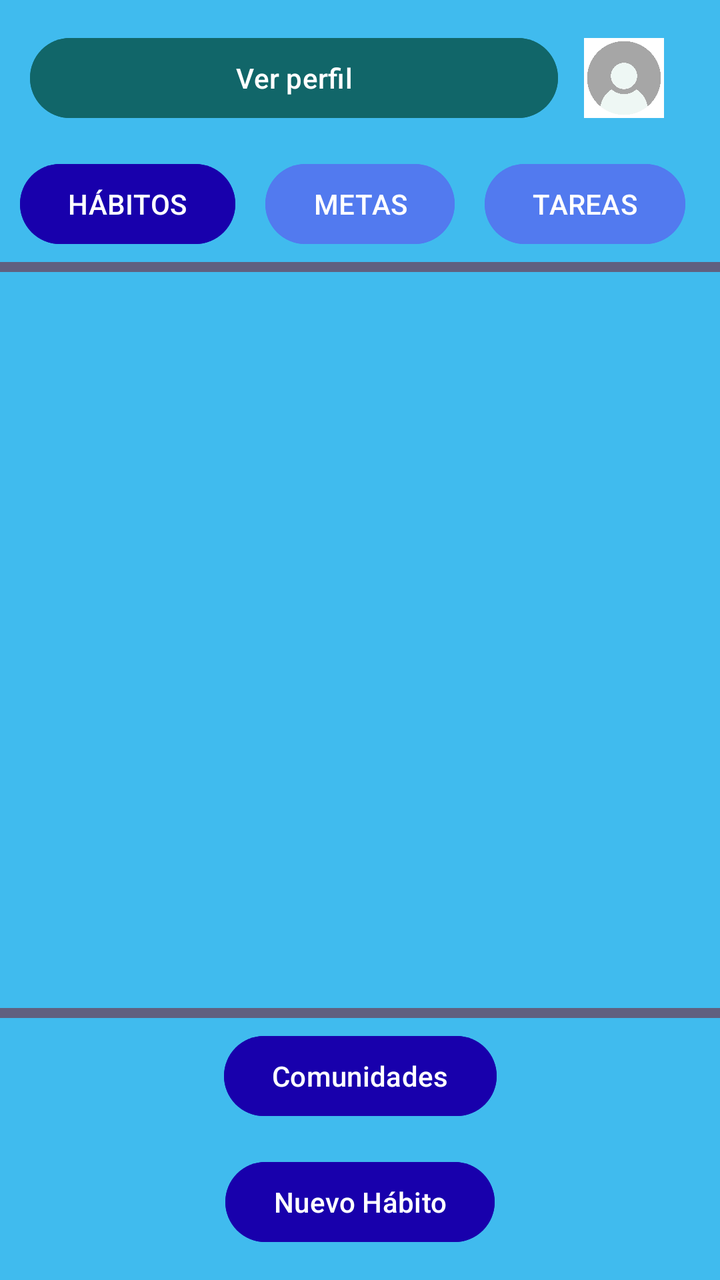
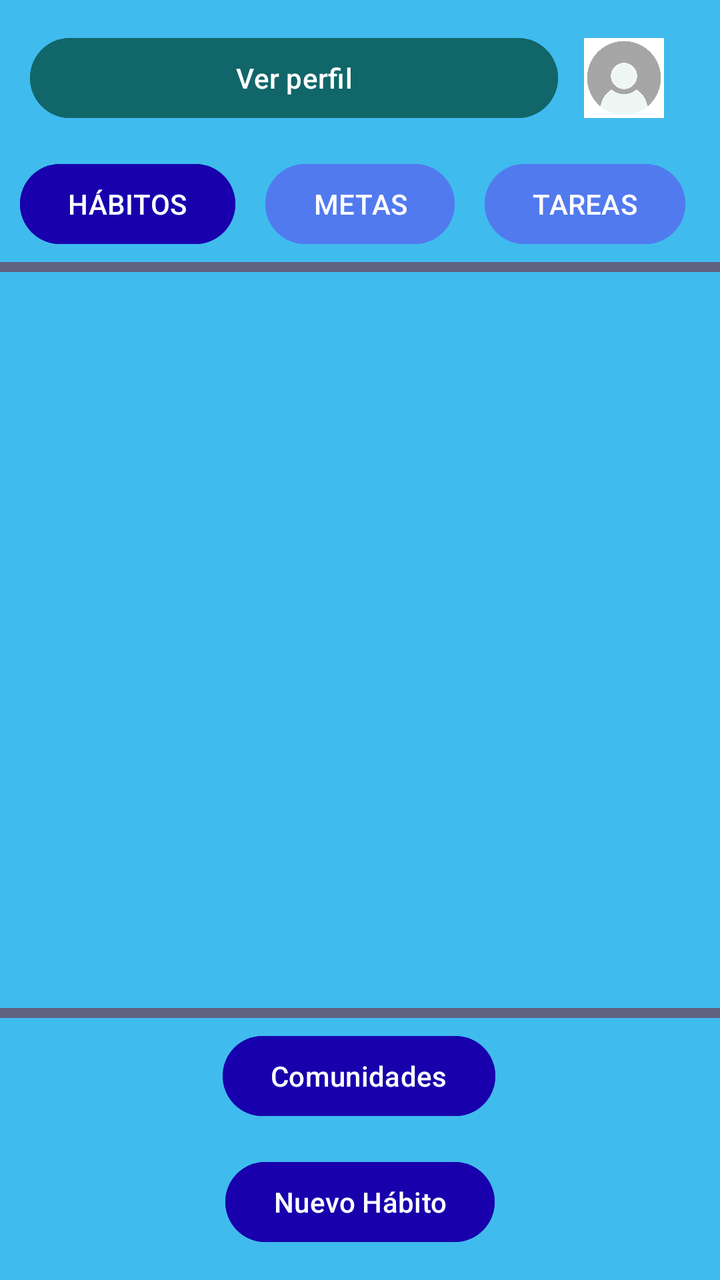

Screens rendered from an Android XML layout before and after an edit, with the pre-edit source and the edit as a unified diff.
<!-- AndroidManifest.xml: application theme Theme.SuperSexiBoys -->
<!-- res/layout/activity_habitos.xml -->
<?xml version="1.0" encoding="utf-8"?>
<androidx.constraintlayout.widget.ConstraintLayout xmlns:android="http://schemas.android.com/apk/res/android"
    xmlns:app="http://schemas.android.com/apk/res-auto"
    xmlns:tools="http://schemas.android.com/tools"
    android:id="@+id/main"
    android:layout_width="match_parent"
    android:layout_height="match_parent"
    android:background="@color/celeste"
    tools:context=".HabitosActivity">
    <LinearLayout
        android:id="@+id/identifica_usuario"
        app:layout_constraintTop_toTopOf="parent"
        app:layout_constraintStart_toStartOf="parent"
        android:layout_width="match_parent"
        android:weightSum="10"
        android:gravity="center"
        android:orientation="horizontal"
        android:layout_margin="15dp"
        android:layout_height="wrap_content">
        <Button
            android:id="@+id/ver_perfil_button"
            android:layout_weight="8"
            android:layout_width="0dp"
            android:text="@string/ver_perfil"
            android:backgroundTint="@color/verde_oscuro"
            android:layout_height="wrap_content"/>
        <ImageView
            android:id="@+id/imagen_perfil"
            android:layout_width="0dp"
            android:layout_weight="2"
            android:layout_height="40dp"
            android:src="@drawable/perfilvacio"/>
    </LinearLayout>


    <Button
        app:layout_constraintTop_toBottomOf="@+id/identifica_usuario"
        app:layout_constraintEnd_toStartOf="@+id/metas_button"
        android:layout_width="wrap_content"
        android:text="@string/habitos"
        android:layout_margin="15dp"
        android:backgroundTint="@color/azul_oscuro"
        android:layout_height="wrap_content"/>

    <Button
        android:id="@+id/metas_button"
        android:layout_width="wrap_content"
        android:layout_height="wrap_content"
        android:layout_margin="15dp"
        android:layout_marginTop="12dp"
        android:backgroundTint="@color/azul_pastel"
        android:text="@string/metas"
        app:layout_constraintEnd_toEndOf="parent"
        app:layout_constraintStart_toStartOf="parent"
        app:layout_constraintTop_toBottomOf="@+id/identifica_usuario" />

    <Button
        android:id="@+id/tareas_button"
        app:layout_constraintTop_toBottomOf="@+id/identifica_usuario"
        app:layout_constraintStart_toEndOf="@id/metas_button"
        android:layout_width="wrap_content"
        android:text="@string/tareas"
        android:layout_margin="15dp"
        android:backgroundTint="@color/azul_pastel"
        android:layout_height="wrap_content"/>
    <TextView
        android:id="@+id/linea"
        android:layout_width="match_parent"
        android:layout_height="5dp"
        android:layout_marginTop="5dp"
        android:layout_marginBottom="5dp"
        app:layout_constraintTop_toBottomOf="@+id/metas_button"
        app:layout_constraintStart_toStartOf="parent"
        app:layout_constraintEnd_toEndOf="parent"
        android:background="@color/plomo_oscuro"/>
    
    <androidx.recyclerview.widget.RecyclerView
        android:id="@+id/recycler_habitos"
        android:layout_width="match_parent"
        android:layout_height="0dp"
        app:layout_constraintTop_toBottomOf="@+id/linea"
        app:layout_constraintBottom_toTopOf="@+id/linea2"/>

    <Button
        android:id="@+id/nuevo_habito_button"
        app:layout_constraintBottom_toBottomOf="parent"
        app:layout_constraintStart_toStartOf="parent"
        app:layout_constraintEnd_toEndOf="parent"
        android:layout_width="wrap_content"
        android:text="@string/nuevo_habito"
        android:layout_margin="15dp"
        android:backgroundTint="@color/azul_oscuro"
        android:layout_height="wrap_content"/>
    <Button
        android:id="@+id/comunidades"
        app:layout_constraintBottom_toTopOf="@+id/nuevo_habito_button"
        app:layout_constraintStart_toStartOf="parent"
        app:layout_constraintEnd_toEndOf="parent"
        android:layout_width="wrap_content"
        android:text="@string/comunidades"
        android:layout_margin="15dp"
        android:backgroundTint="@color/azul_oscuro"
        android:layout_height="wrap_content"/>
    <TextView
        android:id="@+id/linea2"
        android:layout_width="match_parent"
        android:layout_height="5dp"
        android:layout_marginTop="5dp"
        android:layout_marginBottom="5dp"
        app:layout_constraintBottom_toTopOf="@+id/comunidades"
        android:background="@color/plomo_oscuro"/>
</androidx.constraintlayout.widget.ConstraintLayout>
<!-- resources referenced by this layout -->
<resources>
  <color name="azul_oscuro">#1800AC</color>
  <color name="azul_pastel">#527AEF</color>
  <color name="celeste">#40BBEE</color>
  <color name="plomo_oscuro">#606080</color>
  <color name="verde_oscuro">#116669</color>
  <!-- drawable perfilvacio: jpg bitmap (drawable, 13526 bytes) -->
  <string name="comunidades">Comunidades</string>
  <string name="habitos">HÁBITOS</string>
  <string name="metas">METAS</string>
  <string name="nuevo_habito">Nuevo Hábito</string>
  <string name="tareas">TAREAS</string>
  <string name="ver_perfil">Ver perfil</string>
  <style name="Theme.SuperSexiBoys" parent="Base.Theme.SuperSexiBoys" />
  <style name="Base.Theme.SuperSexiBoys" parent="Theme.Material3.DayNight.NoActionBar">
          
          
      </style>
</resources>

<!-- the commit's change to res/layout/activity_habitos.xml (unified diff, before → after) -->
@@ -91,22 +91,26 @@
         android:layout_margin="15dp"
         android:backgroundTint="@color/azul_oscuro"
         android:layout_height="wrap_content"/>
+
     <Button
-        android:id="@+id/comunidades"
+        android:id="@+id/comunidades_button"
+        android:layout_width="wrap_content"
+        android:layout_height="wrap_content"
+        android:layout_margin="15dp"
+        android:layout_marginBottom="20dp"
+        android:backgroundTint="@color/azul_oscuro"
+        android:text="@string/comunidades"
         app:layout_constraintBottom_toTopOf="@+id/nuevo_habito_button"
-        app:layout_constraintStart_toStartOf="parent"
         app:layout_constraintEnd_toEndOf="parent"
-        android:layout_width="wrap_content"
-        android:text="@string/comunidades"
-        android:layout_margin="15dp"
-        android:backgroundTint="@color/azul_oscuro"
-        android:layout_height="wrap_content"/>
+        app:layout_constraintHorizontal_bias="0.498"
+        app:layout_constraintStart_toStartOf="parent" />
+
     <TextView
         android:id="@+id/linea2"
         android:layout_width="match_parent"
         android:layout_height="5dp"
         android:layout_marginTop="5dp"
         android:layout_marginBottom="5dp"
-        app:layout_constraintBottom_toTopOf="@+id/comunidades"
+        app:layout_constraintBottom_toTopOf="@+id/comunidades_button"
         android:background="@color/plomo_oscuro"/>
 </androidx.constraintlayout.widget.ConstraintLayout>
